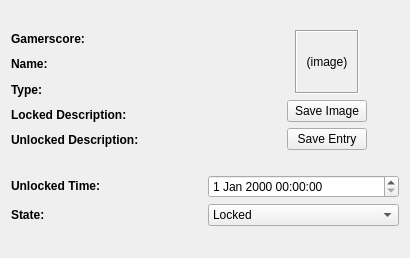
Above: XDBF/achievementviewer.ui from hetelek/XDBF-Manager before the change. Below: the same form after it.
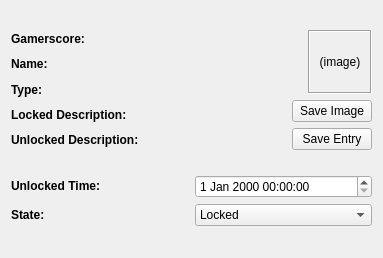
That is the form after the change.

What changed in the file:
```diff
--- a/XDBF/achievementviewer.ui
+++ b/XDBF/achievementviewer.ui
@@ -6,7 +6,7 @@
    <rect>
     <x>0</x>
     <y>0</y>
-    <width>410</width>
+    <width>383</width>
     <height>258</height>
    </rect>
   </property>
@@ -16,6 +16,11 @@
     <height>258</height>
    </size>
   </property>
+  <property name="font">
+   <font>
+    <family>Arial</family>
+   </font>
+  </property>
   <property name="windowTitle">
    <string>Achievement Entry</string>
   </property>
@@ -143,6 +148,11 @@
              <height>64</height>
             </size>
            </property>
+           <property name="font">
+            <font>
+             <family>Arial</family>
+            </font>
+           </property>
            <property name="frameShape">
             <enum>QFrame::Box</enum>
            </property>
@@ -157,19 +167,6 @@
            </property>
           </widget>
          </item>
-         <item>
-          <spacer name="horizontalSpacer">
-           <property name="orientation">
-            <enum>Qt::Horizontal</enum>
-           </property>
-           <property name="sizeHint" stdset="0">
-            <size>
-             <width>40</width>
-             <height>20</height>
-            </size>
-           </property>
-          </spacer>
-         </item>
         </layout>
        </item>
        <item>
@@ -189,6 +186,11 @@
          </item>
          <item>
           <widget class="QPushButton" name="pushButton">
+           <property name="font">
+            <font>
+             <family>Arial</family>
+            </font>
+           </property>
            <property name="layoutDirection">
             <enum>Qt::LeftToRight</enum>
            </property>
@@ -212,19 +214,6 @@
            </property>
           </widget>
          </item>
-         <item>
-          <spacer name="horizontalSpacer_3">
-           <property name="orientation">
-            <enum>Qt::Horizontal</enum>
-           </property>
-           <property name="sizeHint" stdset="0">
-            <size>
-             <width>40</width>
-             <height>20</height>
-            </size>
-           </property>
-          </spacer>
-         </item>
         </layout>
        </item>
        <item>
@@ -244,6 +233,11 @@
          </item>
          <item>
           <widget class="QPushButton" name="pushButton_2">
+           <property name="font">
+            <font>
+             <family>Arial</family>
+            </font>
+           </property>
            <property name="text">
             <string>Save Entry</string>
            </property>
@@ -252,19 +246,6 @@
            </property>
           </widget>
          </item>
-         <item>
-          <spacer name="horizontalSpacer_6">
-           <property name="orientation">
-            <enum>Qt::Horizontal</enum>
-           </property>
-           <property name="sizeHint" stdset="0">
-            <size>
-             <width>40</width>
-             <height>20</height>
-            </size>
-           </property>
-          </spacer>
-         </item>
         </layout>
        </item>
       </layout>
@@ -277,13 +258,24 @@
       <layout class="QHBoxLayout" name="horizontalLayout">
        <item>
         <widget class="QLabel" name="label_5">
+         <property name="font">
+          <font>
+           <family>Arial</family>
+          </font>
+         </property>
          <property name="text">
           <string>&lt;b&gt;Unlocked Time: &lt;/b&gt;</string>
          </property>
         </widget>
        </item>
        <item>
-        <widget class="QDateTimeEdit" name="unlockedTimeDte"/>
+        <widget class="QDateTimeEdit" name="unlockedTimeDte">
+         <property name="font">
+          <font>
+           <family>Arial</family>
+          </font>
+         </property>
+        </widget>
        </item>
       </layout>
      </item>
@@ -291,6 +283,11 @@
       <layout class="QHBoxLayout" name="horizontalLayout_2">
        <item>
         <widget class="QLabel" name="label_7">
+         <property name="font">
+          <font>
+           <family>Arial</family>
+          </font>
+         </property>
          <property name="text">
           <string>&lt;b&gt;State: &lt;/b&gt;</string>
          </property>
@@ -298,6 +295,11 @@
        </item>
        <item>
         <widget class="QComboBox" name="stateCmbx">
+         <property name="font">
+          <font>
+           <family>Arial</family>
+          </font>
+         </property>
          <item>
           <property name="text">
            <string>Locked</string>
```
Left out of the diff: 25 changed lines with no effect on the pictures.
